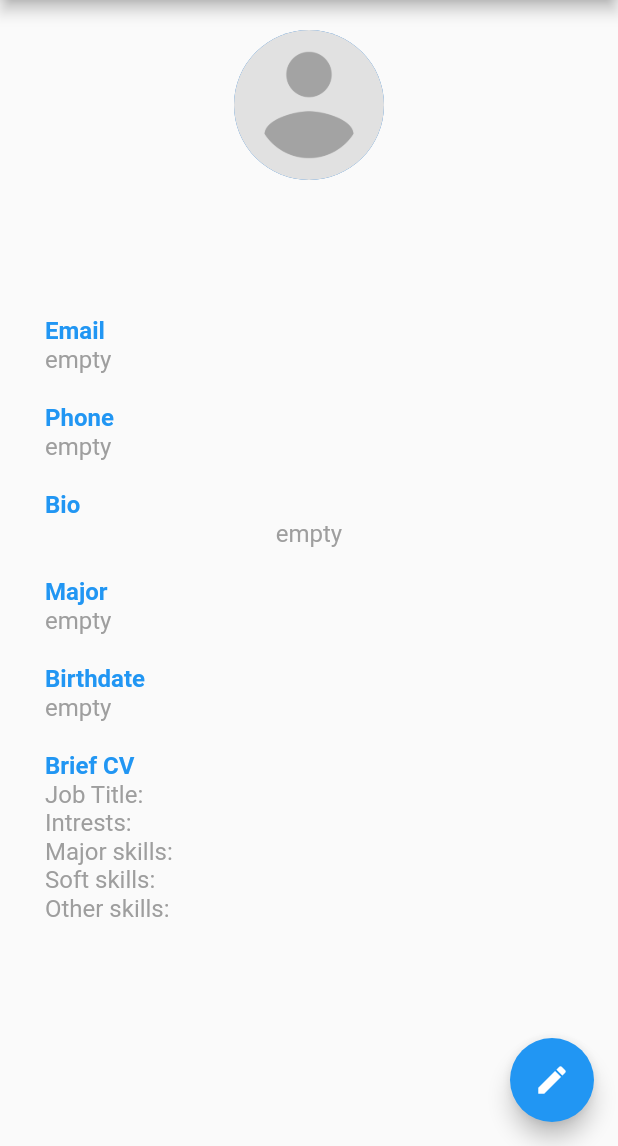
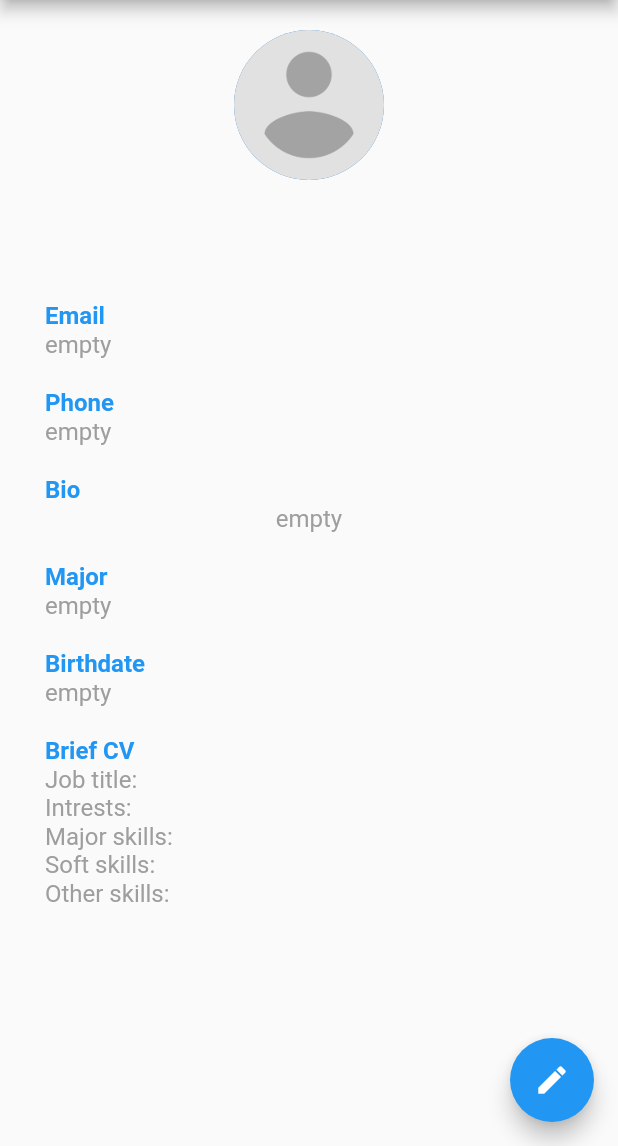
Before and after one commit to Careergy/Careergy-Applicant, a Flutter app: the ProfileScreen screen opened directly, after a tap on the "menu" icon, after a tap on the "notifications" icon, on a phone screen of 412 x 824 dp, the part 90-1236 px from its top. Run offline on Flutter 3.47's test engine with Material 2 defaults, Android fonts, the phone set to English and light mode, and no system bars; our stand-ins replace cloud_firestore, firebase_auth, firebase_core, image_picker; missing offline and left inert: dart:ffi, dart:html; accounts and stored records are empty.

Commit message:
breivcv minor changes

```diff
--- a/lib/screens/brief_cv.dart
+++ b/lib/screens/brief_cv.dart
@@ -302,11 +302,11 @@ class _BriefCVState extends State<BriefCV> {
                     briefcvs
                         .doc(user!.uid)
                         .set({
-                          'job_title': job_titles_val,
-                          'intrests': intrests_val,
-                          'major_skills': major_skills_val,
-                          'soft_skills': soft_skills_val,
-                          'other': other_skills_val,
+                          'job_title': [job_titles_val],
+                          'intrests': [intrests_val],
+                          'major_skills': [major_skills_val],
+                          'soft_skills': [soft_skills_val],
+                          'other': [other_skills_val],
                         })
                         .then((value) => {
                               print("User Updated"),
--- a/lib/screens/profile_screen.dart
+++ b/lib/screens/profile_screen.dart
@@ -29,11 +29,11 @@ class _ProfileScreenState extends State<ProfileScreen> {
   String birthdate = '';
   String major = '';
   bool breifcv_exists = false;
-  String intrests = '';
-  String major_skills = '';
-  String soft_skills = '';
-  String other_skills = '';
-  String job_title = '';
+  List<dynamic> intrests = [''];
+  List<dynamic> major_skills = [''];
+  List<dynamic> soft_skills = [''];
+  List<dynamic> other_skills = [''];
+  List<dynamic> job_title = [''];
   String location = '';
 
   void getUserInfo(String uid) {
@@ -58,24 +58,27 @@ class _ProfileScreenState extends State<ProfileScreen> {
 
     briefcvs.doc(uid).get().then((DocumentSnapshot ds) {
       if (ds.exists) {
-        // print('Document data: ${ds.data()}');
+        Map<String, dynamic> data = ds!.data() as Map<String, dynamic>;
+        print('Document data: ${ds.data()}');
+        print(data['job_title']);
         breifcv_exists = true;
         setState(() {
+          print('hi');
           intrests = ds.data().toString().contains('intrests')
-              ? ds.get('intrests')
-              : '';
+              ? data['intrests']
+              : [''];
           major_skills = ds.data().toString().contains('major_skills')
-              ? ds.get('major_skills')
-              : '';
+              ? data['major_skills']
+              : [''];
           soft_skills = ds.data().toString().contains('soft_skills')
-              ? ds.get('soft_skills')
-              : '';
+              ? data['soft_skills']
+              : [''];
           other_skills = ds.data().toString().contains('other_skills')
-              ? ds.get('other_skills')
-              : '';
-          job_title = ds.data().toString().contains('job_title')
-              ? ds.get('job_title')
-              : '';
+              ? data['other_skills']
+              : [''];
+          job_title = ds.data().toString().contains('soft_skills')
+              ? data['job_title']
+              : [''];
           location = ds.data().toString().contains('location')
               ? ds.get('location')
               : '';
@@ -99,7 +102,7 @@ class _ProfileScreenState extends State<ProfileScreen> {
 
   @override
   Widget build(BuildContext context) {
-    // print();
+    print(job_title);
     return Scaffold(
       drawer: const CustomDrawer(),
       appBar: const CustomAppBar(title: 'Profile'),
@@ -136,7 +139,7 @@ class _ProfileScreenState extends State<ProfileScreen> {
                   ],
                 ),
                 const SizedBox(
-                  height: 40,
+                  height: 30,
                 ),
                 Padding(
                   padding: const EdgeInsets.symmetric(horizontal: 20),
@@ -298,8 +301,9 @@ class _ProfileScreenState extends State<ProfileScreen> {
                                     crossAxisAlignment:
                                         CrossAxisAlignment.start,
                                     children: [
+                                      // job_title.isNotEmpty ?
                                       Text(
-                                        'Job Title: $job_title',
+                                        'Job title: ${job_title[0]}',
                                         style: TextStyle(
                                             fontWeight: FontWeight.w400,
                                             fontSize: 16,
@@ -308,7 +312,7 @@ class _ProfileScreenState extends State<ProfileScreen> {
                                                 : Colors.grey),
                                       ),
                                       Text(
-                                        'Intrests: $intrests',
+                                        'Intrests: ${intrests[0]}',
                                         style: TextStyle(
                                             fontWeight: FontWeight.w400,
                                             fontSize: 16,
@@ -317,7 +321,7 @@ class _ProfileScreenState extends State<ProfileScreen> {
                                                 : Colors.grey),
                                       ),
                                       Text(
-                                        'Major skills: $major_skills',
+                                        'Major skills: ${major_skills[0]}',
                                         style: TextStyle(
                                             fontWeight: FontWeight.w400,
                                             fontSize: 16,
@@ -326,7 +330,7 @@ class _ProfileScreenState extends State<ProfileScreen> {
                                                 : Colors.grey),
                                       ),
                                       Text(
-                                        'Soft skills: $soft_skills',
+                                        'Soft skills: ${soft_skills[0]}',
                                         style: TextStyle(
                                             fontWeight: FontWeight.w400,
                                             fontSize: 16,
@@ -335,7 +339,7 @@ class _ProfileScreenState extends State<ProfileScreen> {
                                                 : Colors.grey),
                                       ),
                                       Text(
-                                        'Other skills: $other_skills',
+                                        'Other skills: ${other_skills[0]}',
                                         style: TextStyle(
                                             fontWeight: FontWeight.w400,
                                             fontSize: 16,
--- a/pubspec.yaml
+++ b/pubspec.yaml
@@ -40,6 +40,9 @@ dependencies:
   firebase_auth: ^4.2.5
   cloud_firestore: ^4.3.1
   image_picker: ^0.8.6+4
+  firebase_storage: ^11.0.16
+  file_picker: ^5.2.6
+  flutter_document_picker: ^5.1.0
 
 dev_dependencies:
   flutter_test:
```
Also changed, not shown: pubspec.lock, 1 other file.
